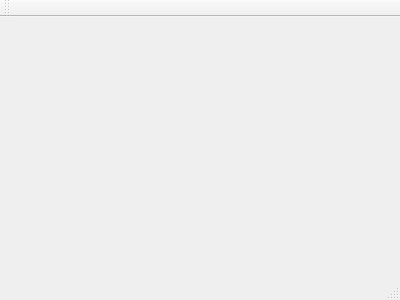
Old version of the form eIspitOMR/mainwindow.ui in the repository AdnanHidic/eIspit.
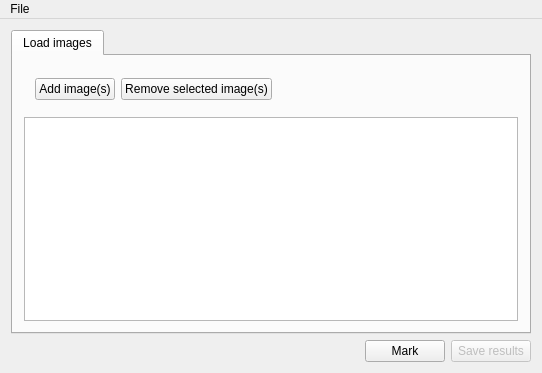
New version of the form.

The edit to the form file:
```diff
--- a/eIspitOMR/mainwindow.ui
+++ b/eIspitOMR/mainwindow.ui
@@ -6,33 +6,187 @@
    <rect>
     <x>0</x>
     <y>0</y>
-    <width>400</width>
-    <height>300</height>
+    <width>542</width>
+    <height>373</height>
    </rect>
   </property>
   <property name="windowTitle">
    <string>The Judge v0.0.1</string>
   </property>
-  <widget class="QWidget" name="centralWidget"/>
+  <property name="animated">
+   <bool>false</bool>
+  </property>
+  <property name="unifiedTitleAndToolBarOnMac">
+   <bool>true</bool>
+  </property>
+  <widget class="QWidget" name="centralWidget">
+   <layout class="QVBoxLayout" name="verticalLayout_2">
+    <item>
+     <widget class="QTabWidget" name="tabWidget">
+      <property name="enabled">
+       <bool>true</bool>
+      </property>
+      <property name="currentIndex">
+       <number>0</number>
+      </property>
+      <widget class="QWidget" name="loadImagesTab">
+       <attribute name="title">
+        <string>Load images</string>
+       </attribute>
+       <layout class="QVBoxLayout" name="verticalLayout_3">
+        <item>
+         <layout class="QVBoxLayout" name="verticalLayout">
+          <item alignment="Qt::AlignTop">
+           <widget class="QWidget" name="widget_2" native="true">
+            <layout class="QHBoxLayout" name="horizontalLayout_4">
+             <property name="leftMargin">
+              <number>0</number>
+             </property>
+             <property name="topMargin">
+              <number>0</number>
+             </property>
+             <property name="rightMargin">
+              <number>0</number>
+             </property>
+             <property name="bottomMargin">
+              <number>0</number>
+             </property>
+             <item alignment="Qt::AlignLeft|Qt::AlignVCenter">
+              <widget class="QWidget" name="widget_3" native="true">
+               <layout class="QHBoxLayout" name="horizontalLayout_3">
+                <item>
+                 <widget class="QPushButton" name="addImagesButton">
+                  <property name="text">
+                   <string>Add image(s)</string>
+                  </property>
+                 </widget>
+                </item>
+                <item>
+                 <widget class="QPushButton" name="removeImagesButton">
+                  <property name="text">
+                   <string>Remove selected image(s)</string>
+                  </property>
+                 </widget>
+                </item>
+               </layout>
+              </widget>
+             </item>
+            </layout>
+           </widget>
+          </item>
+          <item>
+           <widget class="QListWidget" name="imageListWidget">
+            <property name="editTriggers">
+             <set>QAbstractItemView::NoEditTriggers</set>
+            </property>
+            <property name="alternatingRowColors">
+             <bool>true</bool>
+            </property>
+            <property name="selectionMode">
+             <enum>QAbstractItemView::MultiSelection</enum>
+            </property>
+            <property name="selectionRectVisible">
+             <bool>true</bool>
+            </property>
+            <property name="sortingEnabled">
+             <bool>false</bool>
+            </property>
+           </widget>
+          </item>
+         </layout>
+        </item>
+       </layout>
+      </widget>
+     </widget>
+    </item>
+    <item alignment="Qt::AlignRight|Qt::AlignVCenter">
+     <widget class="QWidget" name="widget" native="true">
+      <layout class="QHBoxLayout" name="horizontalLayout_2">
+       <property name="leftMargin">
+        <number>0</number>
+       </property>
+       <property name="topMargin">
+        <number>0</number>
+       </property>
+       <property name="rightMargin">
+        <number>0</number>
+       </property>
+       <property name="bottomMargin">
+        <number>0</number>
+       </property>
+       <item>
+        <layout class="QHBoxLayout" name="horizontalLayout">
+         <property name="spacing">
+          <number>6</number>
+         </property>
+        </layout>
+       </item>
+       <item>
+        <widget class="QPushButton" name="markButton">
+         <property name="text">
+          <string>Mark</string>
+         </property>
+        </widget>
+       </item>
+       <item>
+        <widget class="QPushButton" name="saveResultsButton">
+         <property name="enabled">
+          <bool>false</bool>
+         </property>
+         <property name="text">
+          <string>Save results</string>
+         </property>
+        </widget>
+       </item>
+      </layout>
+     </widget>
+    </item>
+   </layout>
+  </widget>
   <widget class="QMenuBar" name="menuBar">
    <property name="geometry">
     <rect>
      <x>0</x>
      <y>0</y>
-     <width>400</width>
+     <width>542</width>
      <height>21</height>
     </rect>
    </property>
+   <widget class="QMenu" name="menuFile">
+    <property name="title">
+     <string>File</string>
+    </property>
+    <addaction name="actionLoad_exam"/>
+    <addaction name="actionSave_results"/>
+    <addaction name="separator"/>
+    <addaction name="actionQuit"/>
+   </widget>
+   <addaction name="menuFile"/>
   </widget>
-  <widget class="QToolBar" name="mainToolBar">
-   <attribute name="toolBarArea">
-    <enum>TopToolBarArea</enum>
-   </attribute>
-   <attribute name="toolBarBreak">
+  <action name="actionLoad_exam">
+   <property name="text">
+    <string>Load exam</string>
+   </property>
+   <property name="shortcut">
+    <string>F2</string>
+   </property>
+  </action>
+  <action name="actionQuit">
+   <property name="text">
+    <string>Quit</string>
+   </property>
+   <property name="shortcut">
+    <string>F12</string>
+   </property>
+  </action>
+  <action name="actionSave_results">
+   <property name="enabled">
     <bool>false</bool>
-   </attribute>
-  </widget>
-  <widget class="QStatusBar" name="statusBar"/>
+   </property>
+   <property name="text">
+    <string>Save results</string>
+   </property>
+  </action>
  </widget>
  <layoutdefault spacing="6" margin="11"/>
  <resources/>
```
Left out of the diff: 143 changed lines with no effect on the pictures.
